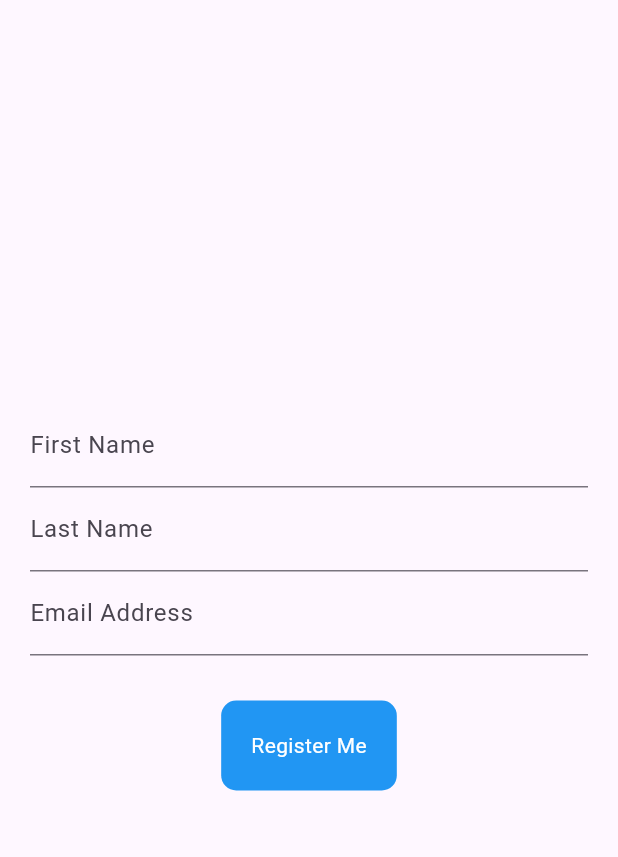
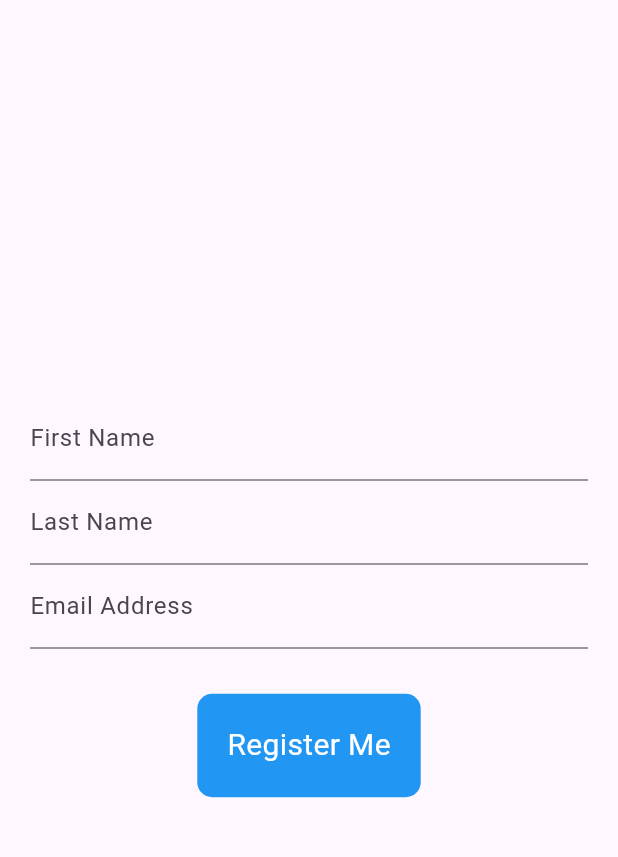
Before and after one commit to deborah-1717/registration_form, a Flutter app: the screen it shows after launch, on a phone screen of 412 x 824 dp, the part 63-920 px from its top. Run offline on Flutter 3.47's test engine with Material 3 defaults, Android fonts, the phone set to English and light mode, and no system bars.

Commit message:
registration_form

```diff
--- a/lib/Screens/registration_screen.dart
+++ b/lib/Screens/registration_screen.dart
@@ -70,6 +70,7 @@ Widget build(BuildContext context){
         isRegistered ? "Registeration Successful": "Register Me",
         style: TextStyle(
           color: Colors.white,
+          fontSize: 20
 
         ),
         ),
```
